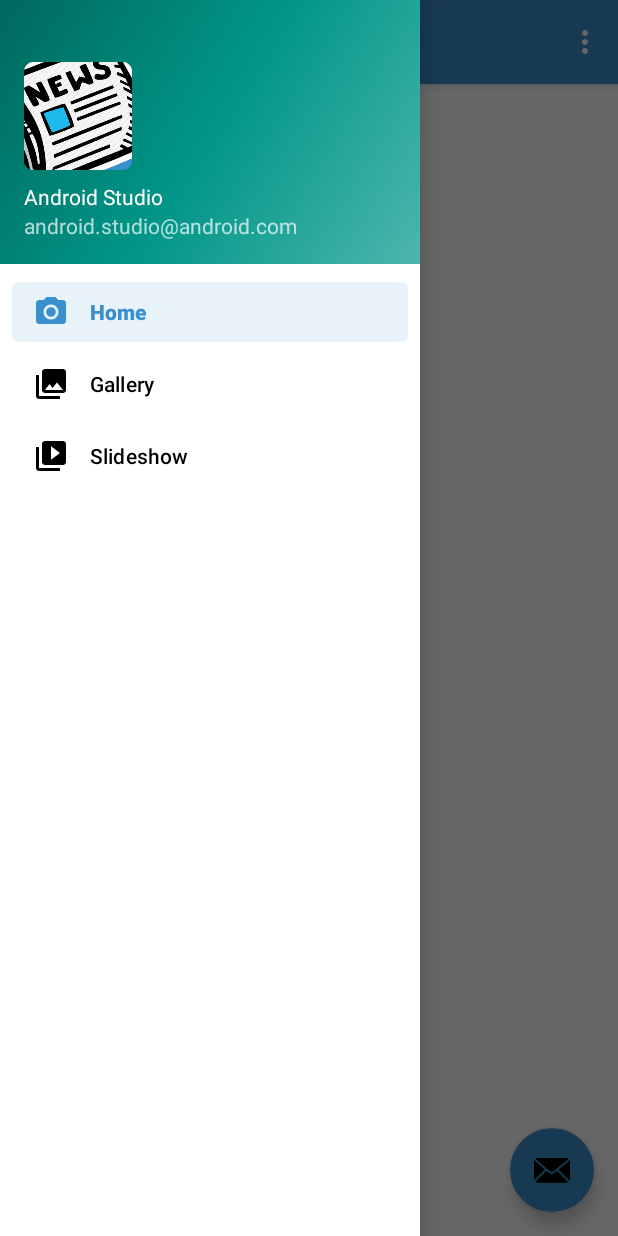
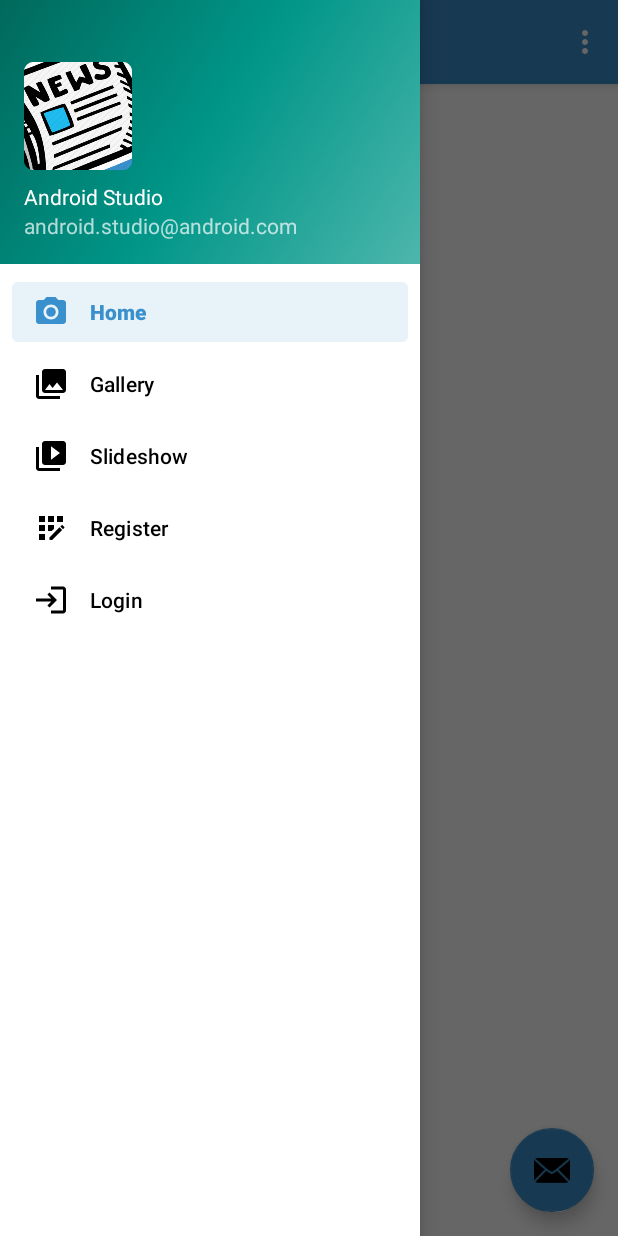
Before and after one commit to raiaan/NewsApp, an Android app: the screen it shows after launch (MainActivity), with the side drawer open, on a phone screen of 412 x 824 dp. Run offline under Robolectric (Android 15) with nearby library versions, the phone set to English and light mode, and no system bars; our stand-ins replace Room's generated code, navigation-ui; network calls fail; pictures from the network do not load; 1 statement that could not run was skipped.

Commit message:
adding login register

```diff
--- a/app/src/main/java/com/example/myapplication/data/database/NewsDao.kt
+++ b/app/src/main/java/com/example/myapplication/data/database/NewsDao.kt
@@ -4,6 +4,7 @@ import androidx.room.Dao
 import androidx.room.Insert
 import androidx.room.Query
 import com.example.myapplication.data.models.Articles
+import com.example.myapplication.data.models.User
 import kotlinx.coroutines.flow.Flow
 
 @Dao
@@ -12,8 +13,8 @@ interface NewsDao {
     suspend fun insertUser(register: User)
 
 
-    @Query("SELECT * FROM users WHERE email LIKE :email")
-    suspend fun getUserEmail(email: String): User?
+    @Query("SELECT * FROM users WHERE email LIKE :email AND password LIKE:password")
+    suspend fun validateUser(email: String,password:String): User?
     @Query("SELECT * FROM articles ORDER BY publishedAt ASC")
     fun getCachedArticles(): Flow<List<Articles>>
     @Insert
--- a/app/src/main/java/com/example/myapplication/data/models/Repository.kt
+++ b/app/src/main/java/com/example/myapplication/data/models/Repository.kt
@@ -11,12 +11,12 @@ class Repository( private val newsDao: NewsDao) {
         return retrofitService.allNews()
     }
     suspend fun insertUser(user: User) {
-        return dao.insertUser(user)
+        return newsDao.insertUser(user)
     }
 
-    suspend fun getUseremail(userEmail: String):User?{
+    suspend fun validateUser(userEmail: String,password:String):User?{
 
-        return dao.getUserEmail(userEmail)
+        return newsDao.validateUser(userEmail,password)
     }
     @Suppress("RedundantSuspendModifier")
     @WorkerThread
--- a/app/src/main/java/com/example/myapplication/ui/login/LoginViewModel.kt
+++ b/app/src/main/java/com/example/myapplication/ui/login/LoginViewModel.kt
@@ -14,11 +14,11 @@ import kotlinx.coroutines.launch
 
 
 class LoginViewModel(val repo:Repository) : ViewModel(){
-     fun getEmail(email:String):Boolean{
+     fun getEmail(email:String,password:String):Boolean{
         var result:Boolean=false
         CoroutineScope(Dispatchers.IO).launch {
 
-           if (repo.getUseremail(email)!=null) {
+           if (repo.validateUser(email,password)!=null) {
                result=true
            }
 
--- /dev/null
+++ b/app/src/main/res/drawable/ic_baseline_app_registration_24.xml
@@ -0,0 +1,31 @@
+<vector xmlns:android="http://schemas.android.com/apk/res/android"
+    android:width="24dp"
+    android:height="24dp"
+    android:viewportWidth="24"
+    android:viewportHeight="24"
+    android:tint="?attr/colorControlNormal">
+  <path
+      android:fillColor="@android:color/white"
+      android:pathData="M10,4h4v4h-4z"/>
+  <path
+      android:fillColor="@android:color/white"
+      android:pathData="M4,16h4v4h-4z"/>
+  <path
+      android:fillColor="@android:color/white"
+      android:pathData="M4,10h4v4h-4z"/>
+  <path
+      android:fillColor="@android:color/white"
+      android:pathData="M4,4h4v4h-4z"/>
+  <path
+      android:fillColor="@android:color/white"
+      android:pathData="M14,12.42l0,-2.42l-4,0l0,4l2.42,0z"/>
+  <path
+      android:fillColor="@android:color/white"
+      android:pathData="M20.88,11.29l-1.17,-1.17c-0.16,-0.16 -0.42,-0.16 -0.58,0L18.25,11L20,12.75l0.88,-0.88C21.04,11.71 21.04,11.45 20.88,11.29z"/>
+  <path
+      android:fillColor="@android:color/white"
+      android:pathData="M11,18.25l0,1.75l1.75,0l6.67,-6.67l-1.75,-1.75z"/>
+  <path
+      android:fillColor="@android:color/white"
+      android:pathData="M16,4h4v4h-4z"/>
+</vector>
--- /dev/null
+++ b/app/src/main/res/drawable/ic_baseline_login_24.xml
@@ -0,0 +1,10 @@
+<vector xmlns:android="http://schemas.android.com/apk/res/android"
+    android:width="24dp"
+    android:height="24dp"
+    android:viewportWidth="24"
+    android:viewportHeight="24"
+    android:tint="?attr/colorControlNormal">
+  <path
+      android:fillColor="@android:color/white"
+      android:pathData="M11,7L9.6,8.4l2.6,2.6H2v2h10.2l-2.6,2.6L11,17l5,-5L11,7zM20,19h-8v2h8c1.1,0 2,-0.9 2,-2V5c0,-1.1 -0.9,-2 -2,-2h-8v2h8V19z"/>
+</vector>
--- a/app/src/main/res/layout/fragment_login.xml
+++ b/app/src/main/res/layout/fragment_login.xml
@@ -37,11 +37,7 @@
     android:layout_gravity="center"
     android:id="@+id/login"
     android:text="login"/>
-    <TextView
-        android:layout_width="wrap_content"
-        android:layout_height="wrap_content"
-        android:layout_gravity="end"
-        android:text="forget password"/>
+
     <LinearLayout
         android:layout_width="wrap_content"
         android:layout_gravity="center"
--- a/app/src/main/res/menu/activity_main_drawer.xml
+++ b/app/src/main/res/menu/activity_main_drawer.xml
@@ -16,5 +16,13 @@
             android:id="@+id/nav_slideshow"
             android:icon="@drawable/ic_menu_slideshow"
             android:title="@string/menu_slideshow" />
+        <item
+            android:id="@+id/register2"
+            android:icon="@drawable/ic_baseline_app_registration_24"
+            android:title="@string/register" />
+        <item
+            android:id="@+id/login2"
+            android:icon="@drawable/ic_baseline_login_24"
+            android:title="@string/login" />
     </group>
 </menu>
--- a/app/src/main/res/values/strings.xml
+++ b/app/src/main/res/values/strings.xml
@@ -14,4 +14,6 @@
     <string name="hello_blank_fragment">Hello blank fragment</string>
     <string name="more">read more</string>
     <string name="addToFav">Favourite</string>
+    <string name="login">Login</string>
+    <string name="register">Register</string>
 </resources>
```
Also changed, not shown: app/src/main/java/com/example/myapplication/ui/login/Login.kt (+34 -18 lines), app/src/main/java/com/example/myapplication/ui/register/Register.kt (+5 -2 lines), app/src/main/res/navigation/mobile_navigation.xml (+24 -0 lines).
